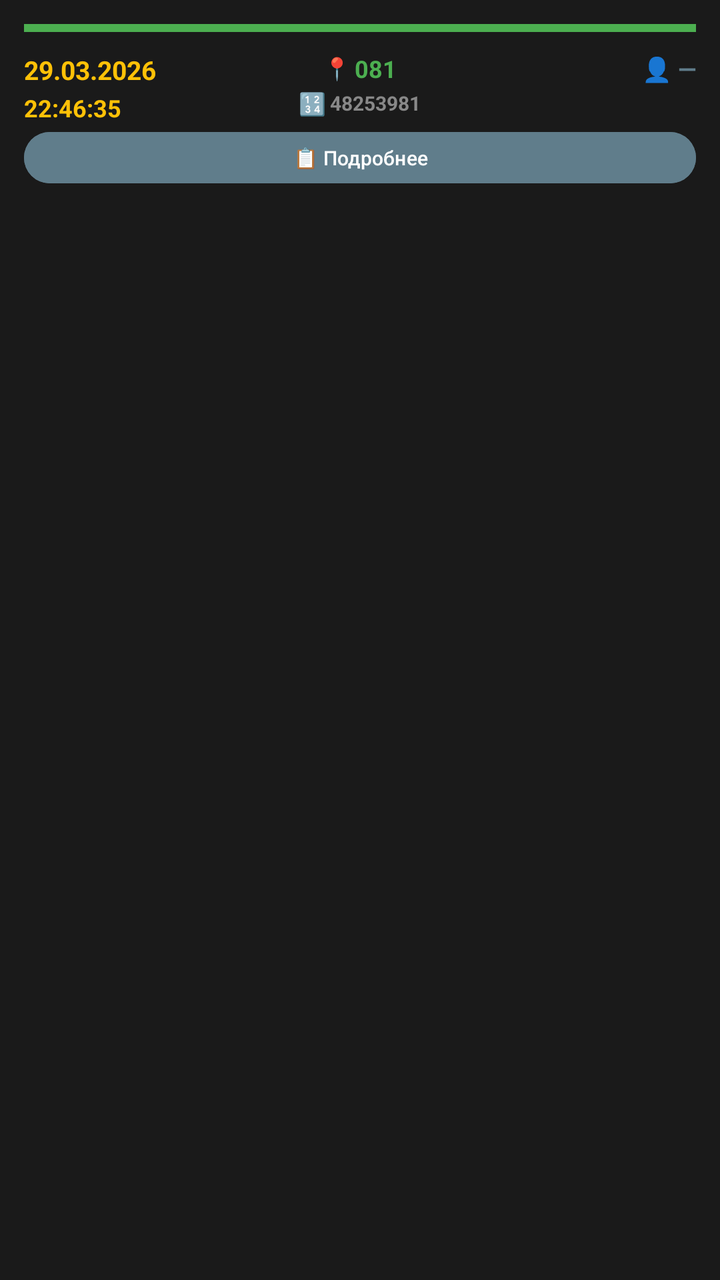
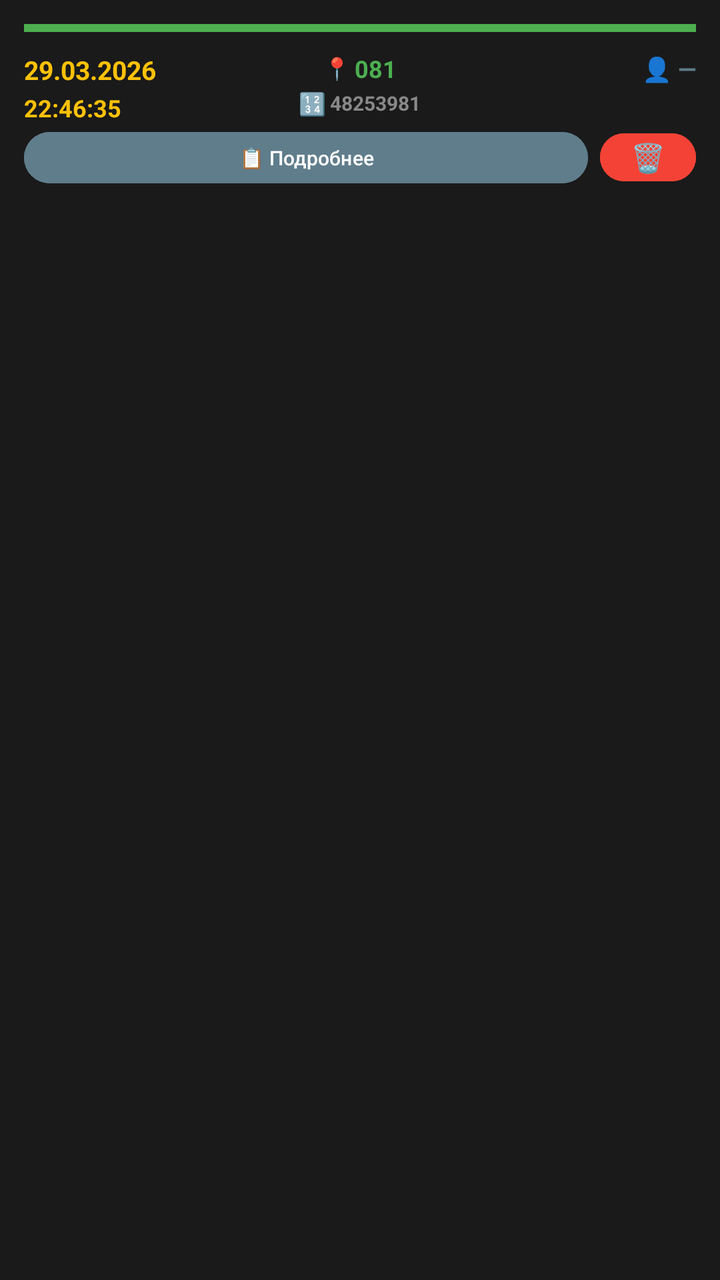

Two renders of the same Android screen: before a commit and after it. Below are the layout's source before the change and the commit's diff.
<!-- AndroidManifest.xml: application theme Theme.Mercury230 -->
<!-- res/layout/item_history.xml -->
<?xml version="1.0" encoding="utf-8"?>
<LinearLayout xmlns:android="http://schemas.android.com/apk/res/android"
    android:layout_width="match_parent"
    android:layout_height="wrap_content"
    android:orientation="vertical"
    android:background="#1a1a1a"
    android:layout_marginBottom="8dp"
    android:padding="12dp">

    
    <View
        android:id="@+id/colorIndicator"
        android:layout_width="match_parent"
        android:layout_height="4dp"
        android:background="#4CAF50"
        android:layout_marginBottom="10dp"/>

    
    <LinearLayout
        android:layout_width="match_parent"
        android:layout_height="wrap_content"
        android:orientation="horizontal"
        android:gravity="top">

        
        <LinearLayout
            android:layout_width="0dp"
            android:layout_height="wrap_content"
            android:layout_weight="1"
            android:orientation="vertical">

            
            <TextView
                android:id="@+id/tvDate"
                android:layout_width="wrap_content"
                android:layout_height="wrap_content"
                android:text="29.03.2026"
                android:textColor="#FFC107"
                android:textStyle="bold"
                android:textSize="13sp"
                android:maxLines="1"
                android:ellipsize="end"/>

            
            <TextView
                android:id="@+id/tvTime"
                android:layout_width="wrap_content"
                android:layout_height="wrap_content"
                android:text="22:46:35"
                android:textColor="#FFC107"
                android:textStyle="bold"
                android:textSize="12sp"
                android:layout_marginTop="2dp"
                android:maxLines="1"
                android:ellipsize="end"/>
        </LinearLayout>

        
        <LinearLayout
            android:layout_width="0dp"
            android:layout_height="wrap_content"
            android:layout_weight="1"
            android:orientation="vertical"
            android:gravity="center_horizontal">

            
            <LinearLayout
                android:layout_width="wrap_content"
                android:layout_height="wrap_content"
                android:orientation="horizontal"
                android:gravity="center">

                <TextView
                    android:layout_width="wrap_content"
                    android:layout_height="wrap_content"
                    android:text="📍"
                    android:textSize="11sp"
                    android:layout_marginEnd="2dp"/>

                <TextView
                    android:id="@+id/tvAddress"
                    android:layout_width="wrap_content"
                    android:layout_height="wrap_content"
                    android:text="081"
                    android:textColor="#4CAF50"
                    android:textStyle="bold"
                    android:textSize="12sp"
                    android:maxLines="1"
                    android:ellipsize="end"/>
            </LinearLayout>

            
            <LinearLayout
                android:layout_width="wrap_content"
                android:layout_height="wrap_content"
                android:orientation="horizontal"
                android:layout_marginTop="2dp"
                android:gravity="center">

                <TextView
                    android:layout_width="wrap_content"
                    android:layout_height="wrap_content"
                    android:text="🔢"
                    android:textSize="11sp"
                    android:layout_marginEnd="2dp"/>

                <TextView
                    android:id="@+id/tvSerial"
                    android:layout_width="wrap_content"
                    android:layout_height="wrap_content"
                    android:text="48253981"
                    android:textColor="#888888"
                    android:textStyle="bold"
                    android:textSize="10sp"
                    android:maxLines="1"
                    android:ellipsize="end"/>
            </LinearLayout>
        </LinearLayout>

        
        <LinearLayout
            android:layout_width="0dp"
            android:layout_height="wrap_content"
            android:layout_weight="1"
            android:orientation="vertical"
            android:gravity="end">

            <TextView
                android:id="@+id/tvName"
                android:layout_width="wrap_content"
                android:layout_height="wrap_content"
                android:text="👤 —"
                android:textColor="#607D8B"
                android:textStyle="bold"
                android:textSize="12sp"
                android:gravity="end"
                android:maxLines="2"
                android:ellipsize="end"/>
        </LinearLayout>
    </LinearLayout>

    
    <Button
        android:id="@+id/btnDetails"
        android:layout_width="match_parent"
        android:layout_height="wrap_content"
        android:text="📋 Подробнее"
        android:textSize="10sp"
        android:backgroundTint="#607D8B"
        android:minHeight="32dp"/>
</LinearLayout>
<!-- resources referenced by this layout -->
<resources>
  <style name="Theme.Mercury230" parent="Base.Theme.Mercury230" />
  <style name="Base.Theme.Mercury230" parent="Theme.Material3.DayNight.NoActionBar">
          
          
      </style>
</resources>

<!-- the commit's change to res/layout/item_history.xml (unified diff, before → after) -->
@@ -140,12 +140,32 @@
     </LinearLayout>
 
     
-    <Button
-        android:id="@+id/btnDetails"
+    <LinearLayout
         android:layout_width="match_parent"
         android:layout_height="wrap_content"
-        android:text="📋 Подробнее"
-        android:textSize="10sp"
-        android:backgroundTint="#607D8B"
-        android:minHeight="32dp"/>
+        android:orientation="horizontal"
+        android:gravity="center_vertical">
+
+        <Button
+            android:id="@+id/btnDetails"
+            android:layout_width="0dp"
+            android:layout_weight="1"
+            android:layout_height="wrap_content"
+            android:text="📋 Подробнее"
+            android:textSize="10sp"
+            android:backgroundTint="#607D8B"
+            android:minHeight="32dp"
+            android:layout_marginEnd="6dp"/>
+
+        <Button
+            android:id="@+id/btnDelete"
+            android:layout_width="48dp"
+            android:layout_height="wrap_content"
+            android:text="🗑️"
+            android:textSize="14sp"
+            android:backgroundTint="#F44336"
+            android:minHeight="32dp"
+            android:padding="0dp"
+            android:contentDescription="Удалить показание"/>
+    </LinearLayout>
 </LinearLayout>
